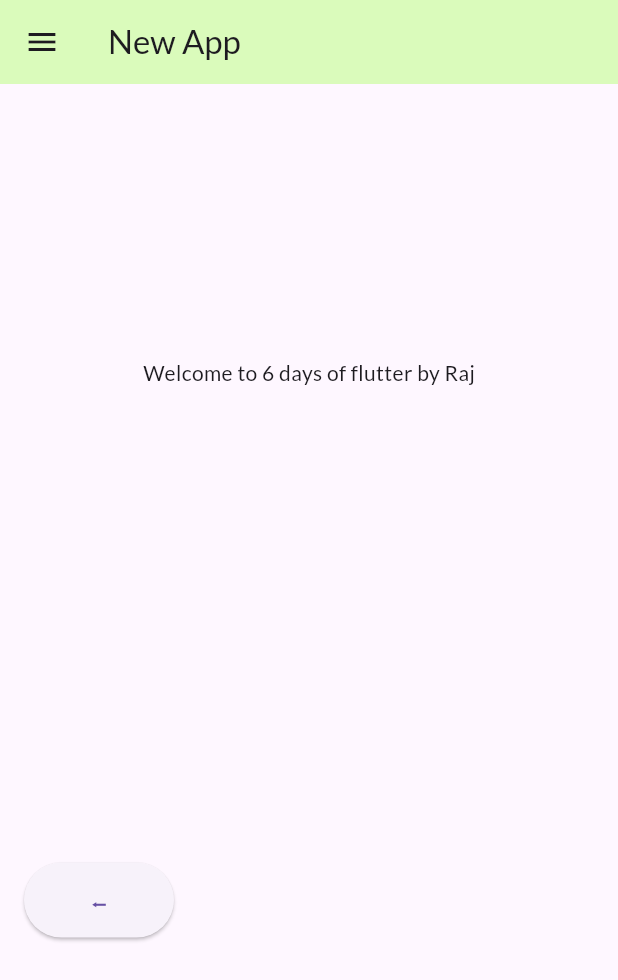
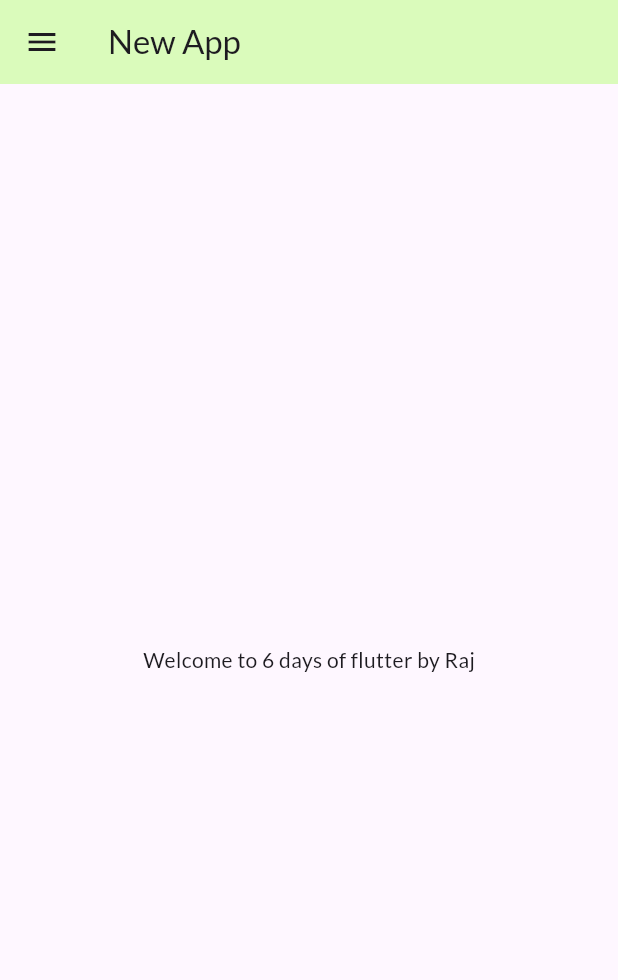
Before and after one commit to rajvardhant/flutter, a Flutter app: the HomePage screen opened by its route, on a phone screen of 412 x 824 dp. Shown: the top 980 px of the screen. Run offline on Flutter 3.47's test engine with Material 3 defaults, Android fonts, the phone set to English and light mode, and no system bars; our stand-ins replace google_fonts.

Commit message:
Day5 completed

```diff
--- a/lib/pages/home_page.dart
+++ b/lib/pages/home_page.dart
@@ -1,5 +1,4 @@
 import 'package:flutter/material.dart';
-import 'package:startgit/utils/routes.dart';
 
 class HomePage extends StatelessWidget {
 final int days;
@@ -15,41 +14,9 @@ Widget build(BuildContext context) {
             backgroundColor: const Color.fromARGB(255, 218, 251, 187),
         ),
         body: Center(
-          child:Column(
-            mainAxisAlignment: MainAxisAlignment.center,
-            children: [
-              Text("Welcome to $days days of flutter by $name"),
-
-          SizedBox(
-            height: 300.0,
-
-          ),
-
-        Align(
-          alignment: Alignment.bottomLeft,
-          child: Padding(
-            padding: EdgeInsets.all(16),
-
-          child: ElevatedButton(
-            style: TextButton.styleFrom(
-              minimumSize: const Size(100, 50),
-            ),
-            onPressed: () {
-              Navigator.pushNamed(context, MyRoutes.loginRoute);
-            },
-            child: const Text("⬅️"),
-          ),
-        ),
-        ),
-
-
-
-  ],
-          ),
+            child: Text("Welcome to $days days of flutter by $name"),
         ),
         drawer: const Drawer(),
         );
-
-
 }
 }
```
